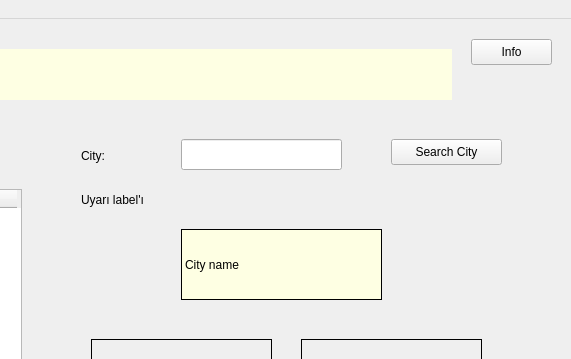
melikkekaya/Weather_App, file weather_main.ui: the form before one commit; both pictures show x 429 to 1000 and y 0 to 359 of the 1000 by 750 pixel window.
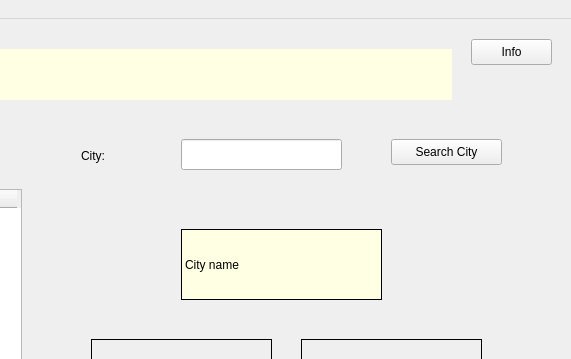
The form after the commit. Icons and pictures are not drawn.

```diff
--- a/weather_main.ui
+++ b/weather_main.ui
@@ -382,7 +382,7 @@
      </rect>
     </property>
     <property name="text">
-     <string>Uyarı label'ı</string>
+     <string/>
     </property>
    </widget>
   </widget>
```
